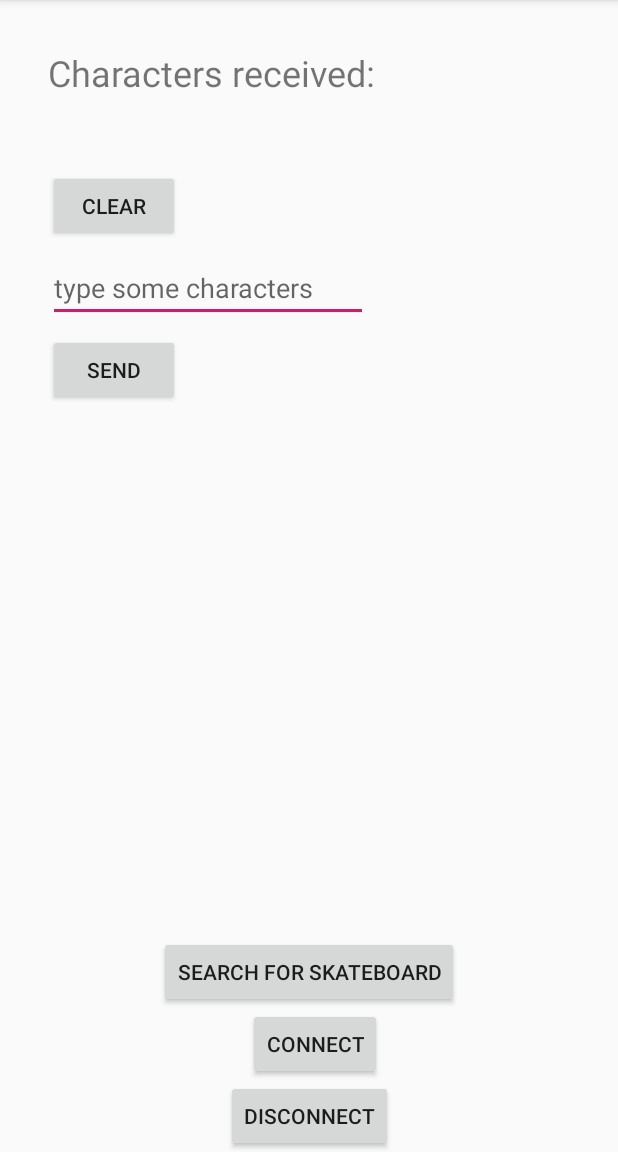
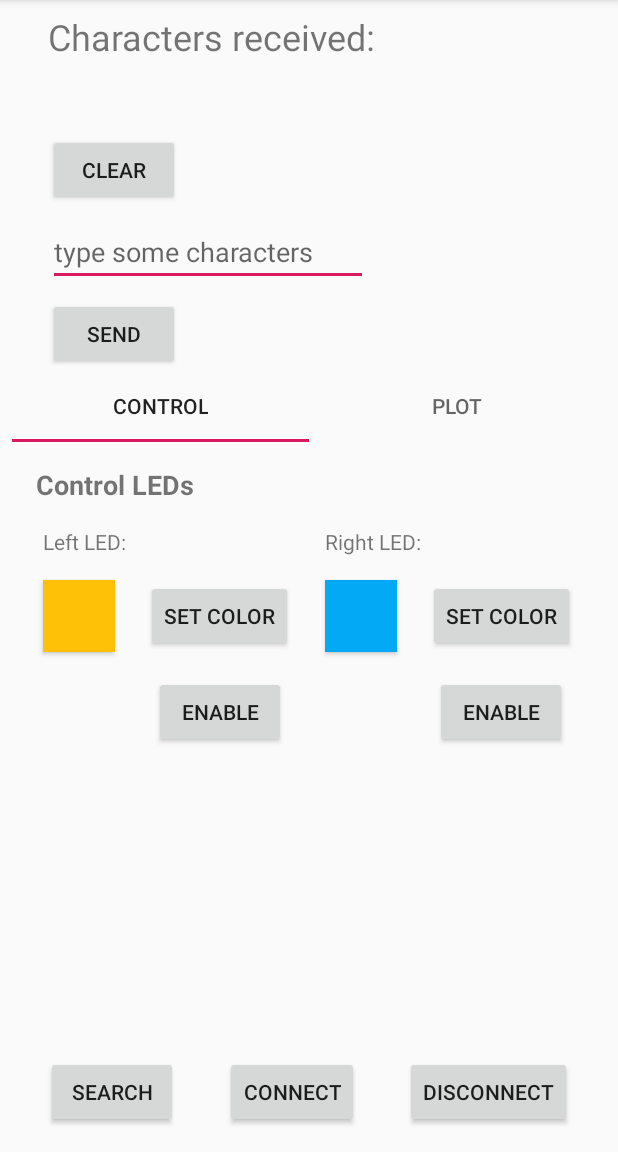
Before and after one commit to backup-isaac/saxboard, an Android app: the screen it shows after launch (MainActivity), on a phone screen of 412 x 824 dp, the part 84-1236 px from its top. Run offline under Robolectric (Android 15) with nearby library versions, the phone set to English and light mode, and no system bars; libraries missing offline, so code that uses them is left out: com.androidplot.xy, com.skydoves.colorpickerview; 4 statements that could not run were skipped.

Commit message:
some UI for app

```diff
--- /dev/null
+++ b/android/app/src/main/java/edu/gatech/saxboard/ControlFragment.kt
@@ -0,0 +1,78 @@
+package edu.gatech.saxboard
+
+import android.os.Bundle
+import androidx.fragment.app.Fragment
+import android.view.LayoutInflater
+import android.view.View
+import android.view.ViewGroup
+import android.widget.Button
+import com.skydoves.colorpickerview.ColorEnvelope
+import com.skydoves.colorpickerview.ColorPickerDialog
+import com.skydoves.colorpickerview.listeners.ColorEnvelopeListener
+import kotlinx.android.synthetic.main.fragment_control.*
+
+class ControlFragment : Fragment() {
+    private var leftLedsEnabled = false
+    private var rightLedsEnabled = false
+
+    override fun onCreateView(
+        inflater: LayoutInflater, container: ViewGroup?,
+        savedInstanceState: Bundle?
+    ): View? {
+        // Inflate the layout for this fragment
+        val view = inflater.inflate(R.layout.fragment_control, container, false)
+        val leftColorChooseButton = view.findViewById<Button>(R.id.leftColorSelectButton)
+        leftColorChooseButton.setOnClickListener {
+            ColorPickerDialog.Builder(view.context)
+                .setTitle("Left LED Color")
+                .setPositiveButton("Select", object: ColorEnvelopeListener {
+                    override fun onColorSelected(envelope: ColorEnvelope, fromUser: Boolean) {
+                        leftColorChooseButton.setBackgroundColor(envelope.color)
+                    }
+                }).setNegativeButton("Cancel") { di, _ ->
+                    di.dismiss()
+                }
+                .attachAlphaSlideBar(false)
+                .attachBrightnessSlideBar(true)
+                .show()
+        }
+        val leftLedEnableButton = view.findViewById<Button>(R.id.leftLedEnableButton)
+        leftLedEnableButton.setOnClickListener {
+            leftLedsEnabled = !leftLedsEnabled
+            leftLedEnableButton.text = if (leftLedsEnabled) {
+                "Disable"
+            } else {
+                "Enable"
+            }
+        }
+        val rightColorChooseButton = view.findViewById<Button>(R.id.rightColorSelectButton)
+        rightColorChooseButton.setOnClickListener {
+            ColorPickerDialog.Builder(view.context)
+                .setTitle("Right LED Color")
+                .setPositiveButton("Select", object: ColorEnvelopeListener {
+                    override fun onColorSelected(envelope: ColorEnvelope, fromUser: Boolean) {
+                        rightColorChooseButton.setBackgroundColor(envelope.color)
+                    }
+                }).setNegativeButton("Cancel") { di, _ ->
+                    di.dismiss()
+                }
+                .attachAlphaSlideBar(false)
+                .attachBrightnessSlideBar(true)
+                .show()
+        }
+        val rightLedEnableButton = view.findViewById<Button>(R.id.rightLedEnableButton)
+        rightLedEnableButton.setOnClickListener {
+            rightLedsEnabled = !rightLedsEnabled
+            rightLedEnableButton.text = if (rightLedsEnabled) {
+                "Disable"
+            } else {
+                "Enable"
+            }
+        }
+        return view
+    }
+
+    companion object {
+        const val TAG = "saxboardControlFragment"
+    }
+}
--- a/android/app/src/main/java/edu/gatech/saxboard/MainActivity.kt
+++ b/android/app/src/main/java/edu/gatech/saxboard/MainActivity.kt
@@ -14,6 +14,11 @@ import android.util.Log
 import android.widget.Button
 import android.widget.EditText
 import android.widget.TextView
+import androidx.fragment.app.Fragment
+import androidx.fragment.app.FragmentManager
+import androidx.fragment.app.FragmentPagerAdapter
+import androidx.viewpager.widget.ViewPager
+import com.google.android.material.tabs.TabLayout
 import java.io.IOException
 import java.io.OutputStream
 import java.nio.ByteBuffer
@@ -43,9 +48,18 @@ class MainActivity : AppCompatActivity() {
 
     private lateinit var receivedChars: TextView
 
+    private lateinit var viewPagerAdapter: ViewPagerAdapter
+    private lateinit var viewPager: ViewPager
+
     override fun onCreate(savedInstanceState: Bundle?) {
         super.onCreate(savedInstanceState)
         setContentView(R.layout.activity_main)
+        viewPagerAdapter = ViewPagerAdapter(supportFragmentManager)
+        viewPager = findViewById(R.id.viewPager)
+        viewPager.adapter = viewPagerAdapter
+        val tabLayout = findViewById<TabLayout>(R.id.tabLayout)
+        val viewPager = findViewById<ViewPager>(R.id.viewPager)
+        tabLayout.setupWithViewPager(viewPager)
         val searchButton = findViewById<Button>(R.id.searchButton)
         searchButton.setOnClickListener {
             if (bluetoothAdapter == null) {
@@ -253,6 +267,26 @@ class MainActivity : AppCompatActivity() {
             wbuf.getFloat(8)
         )
     }
+
+    class ViewPagerAdapter(fm: FragmentManager) : FragmentPagerAdapter(fm, BEHAVIOR_RESUME_ONLY_CURRENT_FRAGMENT) {
+        override fun getCount(): Int  = 2
+        override fun getItem(i: Int): Fragment {
+            return if (i == 0) {
+                ControlFragment()
+            } else {
+                PlotFragment()
+            }
+        }
+
+        override fun getPageTitle(position: Int): CharSequence {
+            return if (position == 0) {
+                "CONTROL"
+            } else {
+                "PLOT"
+            }
+        }
+    }
+
 }
 
 typealias ImuPacket = Triple<Float, Float, Float>
--- /dev/null
+++ b/android/app/src/main/java/edu/gatech/saxboard/PlotFragment.kt
@@ -0,0 +1,30 @@
+package edu.gatech.saxboard
+
+import android.graphics.Color
+import android.os.Bundle
+import android.view.LayoutInflater
+import android.view.View
+import android.view.ViewGroup
+import androidx.fragment.app.Fragment
+import com.androidplot.xy.*
+
+
+class PlotFragment : Fragment() {
+    override fun onCreateView(
+        inflater: LayoutInflater, container: ViewGroup?,
+        savedInstanceState: Bundle?
+    ): View? {
+        // Inflate the layout for this fragment
+        val view = inflater.inflate(R.layout.fragment_plot, container, false)
+        val plot = view.findViewById<XYPlot>(R.id.accelerationPlot)
+
+        val series1Numbers = listOf(1, 4, 2, 8, 4, 16, 8, 32, 16, 69)
+
+        val series1: XYSeries = SimpleXYSeries(
+            series1Numbers, SimpleXYSeries.ArrayFormat.Y_VALS_ONLY, "Series1"
+        )
+        val series1Format = LineAndPointFormatter(Color.RED, Color.GREEN, Color.BLUE, null)
+        plot.addSeries(series1, series1Format)
+        return view
+    }
+}
--- a/android/app/src/main/res/layout/activity_main.xml
+++ b/android/app/src/main/res/layout/activity_main.xml
@@ -10,9 +10,10 @@
         android:id="@+id/searchButton"
         android:layout_width="wrap_content"
         android:layout_height="wrap_content"
-        android:text="Search for skateboard"
-        app:layout_constraintBottom_toTopOf="@+id/connectButton"
-        app:layout_constraintEnd_toEndOf="parent"
+        android:text="@android:string/search_go"
+        app:layout_constraintBottom_toBottomOf="@+id/connectButton"
+        app:layout_constraintEnd_toStartOf="@+id/connectButton"
+        app:layout_constraintHorizontal_bias="0.5"
         app:layout_constraintStart_toStartOf="parent" />
 
     <Button
@@ -20,26 +21,28 @@
         android:layout_width="wrap_content"
         android:layout_height="wrap_content"
         android:text="Connect"
-        app:layout_constraintBottom_toTopOf="@+id/disconnectButton"
-        app:layout_constraintEnd_toEndOf="parent"
-        app:layout_constraintHorizontal_bias="0.512"
-        app:layout_constraintStart_toStartOf="parent" />
+        app:layout_constraintBottom_toBottomOf="@+id/disconnectButton"
+        app:layout_constraintEnd_toStartOf="@+id/disconnectButton"
+        app:layout_constraintHorizontal_bias="0.5"
+        app:layout_constraintStart_toEndOf="@+id/searchButton" />
 
     <Button
         android:id="@+id/disconnectButton"
         android:layout_width="wrap_content"
         android:layout_height="wrap_content"
+        android:layout_marginBottom="16dp"
         android:text="Disconnect"
         app:layout_constraintBottom_toBottomOf="parent"
         app:layout_constraintEnd_toEndOf="parent"
-        app:layout_constraintStart_toStartOf="parent" />
+        app:layout_constraintHorizontal_bias="0.5"
+        app:layout_constraintStart_toEndOf="@+id/connectButton" />
 
     <TextView
         android:id="@+id/textView2"
         android:layout_width="wrap_content"
         android:layout_height="wrap_content"
         android:layout_marginStart="32dp"
-        android:layout_marginTop="32dp"
+        android:layout_marginTop="8dp"
         android:text="Characters received:"
         android:textSize="24sp"
         app:layout_constraintStart_toStartOf="parent"
@@ -50,7 +53,7 @@
         android:layout_width="wrap_content"
         android:layout_height="0dp"
         android:layout_marginTop="8dp"
-        android:maxLines="8"
+        android:maxLines="2"
         android:textSize="24sp"
         app:layout_constraintStart_toStartOf="@+id/textView2"
         app:layout_constraintTop_toBottomOf="@+id/textView2" />
@@ -84,4 +87,50 @@
         app:layout_constraintStart_toStartOf="@+id/clearButton"
         app:layout_constraintTop_toBottomOf="@+id/clearButton" />
 
+    <com.google.android.material.tabs.TabLayout
+        android:id="@+id/tabLayout"
+        android:layout_width="match_parent"
+        android:layout_height="wrap_content"
+        android:layout_marginStart="8dp"
+        android:layout_marginEnd="8dp"
+        app:layout_constraintEnd_toEndOf="parent"
+        app:layout_constraintStart_toStartOf="parent"
+        app:layout_constraintTop_toBottomOf="@+id/writeButton">
+
+        <com.google.android.material.tabs.TabItem
+            android:layout_width="wrap_content"
+            android:layout_height="wrap_content"
+            android:text="CONTROLS" />
+
+        <com.google.android.material.tabs.TabItem
+            android:layout_width="wrap_content"
+            android:layout_height="wrap_content"
+            android:text="DATA" />
+
+    </com.google.android.material.tabs.TabLayout>
+
+    <androidx.viewpager.widget.ViewPager
+        android:id="@+id/viewPager"
+        android:layout_width="0dp"
+        android:layout_height="0dp"
+        android:layout_marginBottom="8dp"
+        app:layout_constraintBottom_toTopOf="@+id/connectButton"
+        app:layout_constraintEnd_toEndOf="@+id/tabLayout"
+        app:layout_constraintHorizontal_bias="0.0"
+        app:layout_constraintStart_toStartOf="@+id/tabLayout"
+        app:layout_constraintTop_toBottomOf="@+id/tabLayout">
+
+        <fragment
+            android:id="@+id/fragment2"
+            android:name="edu.gatech.saxboard.ControlFragment"
+            android:layout_width="wrap_content"
+            android:layout_height="wrap_content" />
+
+        <fragment
+            android:id="@+id/plotFragment"
+            android:name="edu.gatech.saxboard.PlotFragment"
+            android:layout_width="wrap_content"
+            android:layout_height="wrap_content" />
+    </androidx.viewpager.widget.ViewPager>
+
 </androidx.constraintlayout.widget.ConstraintLayout>
--- /dev/null
+++ b/android/app/src/main/res/layout/fragment_control.xml
@@ -0,0 +1,105 @@
+<?xml version="1.0" encoding="utf-8"?>
+<androidx.constraintlayout.widget.ConstraintLayout xmlns:android="http://schemas.android.com/apk/res/android"
+    xmlns:app="http://schemas.android.com/apk/res-auto"
+    xmlns:tools="http://schemas.android.com/tools"
+    android:id="@+id/constraintLayout"
+    android:layout_width="match_parent"
+    android:layout_height="match_parent"
+    tools:context=".ControlFragment">
+
+    <!-- TODO: Update blank fragment layout -->
+    <TextView
+        android:id="@+id/textView3"
+        android:layout_width="wrap_content"
+        android:layout_height="wrap_content"
+        android:layout_marginStart="16dp"
+        android:layout_marginTop="16dp"
+        android:text="Control LEDs"
+        android:textSize="18sp"
+        android:textStyle="bold"
+        app:layout_constraintStart_toStartOf="parent"
+        app:layout_constraintTop_toTopOf="parent" />
+
+    <Button
+        android:id="@+id/button"
+        android:layout_width="wrap_content"
+        android:layout_height="wrap_content"
+        android:minWidth="48dip"
+        android:text="set color"
+        app:layout_constraintEnd_toStartOf="@+id/rightColorSelectButton"
+        app:layout_constraintHorizontal_bias="0.5"
+        app:layout_constraintStart_toEndOf="@+id/leftColorSelectButton"
+        app:layout_constraintTop_toTopOf="@+id/leftColorSelectButton" />
+
+    <Button
+        android:id="@+id/button7"
+        android:layout_width="wrap_content"
+        android:layout_height="wrap_content"
+        android:minWidth="48dip"
+        android:text="set color"
+        app:layout_constraintEnd_toEndOf="parent"
+        app:layout_constraintHorizontal_bias="0.5"
+        app:layout_constraintStart_toEndOf="@+id/rightColorSelectButton"
+        app:layout_constraintTop_toTopOf="@+id/leftColorSelectButton" />
+
+    <Button
+        android:id="@+id/leftColorSelectButton"
+        android:layout_width="wrap_content"
+        android:layout_height="wrap_content"
+        android:layout_marginTop="16dp"
+        android:background="#FFC107"
+        android:minWidth="48dip"
+        app:layout_constraintEnd_toStartOf="@+id/button"
+        app:layout_constraintHorizontal_bias="0.5"
+        app:layout_constraintStart_toStartOf="parent"
+        app:layout_constraintTop_toBottomOf="@+id/textView4" />
+
+    <Button
+        android:id="@+id/rightColorSelectButton"
+        android:layout_width="wrap_content"
+        android:layout_height="wrap_content"
+        android:background="#03A9F4"
+        android:minWidth="48dip"
+        app:layout_constraintEnd_toStartOf="@+id/button7"
+        app:layout_constraintHorizontal_bias="0.5"
+        app:layout_constraintStart_toEndOf="@+id/button"
+        app:layout_constraintTop_toTopOf="@+id/leftColorSelectButton" />
+
+    <TextView
+        android:id="@+id/textView4"
+        android:layout_width="wrap_content"
+        android:layout_height="wrap_content"
+        android:layout_marginTop="16dp"
+        android:text="Left LED:"
+        app:layout_constraintStart_toStartOf="@+id/leftColorSelectButton"
+        app:layout_constraintTop_toBottomOf="@+id/textView3" />
+
+    <TextView
+        android:id="@+id/textView6"
+        android:layout_width="wrap_content"
+        android:layout_height="wrap_content"
+        android:text="Right LED:"
+        app:layout_constraintStart_toStartOf="@+id/rightColorSelectButton"
+        app:layout_constraintTop_toTopOf="@+id/textView4" />
+
+    <Button
+        android:id="@+id/leftLedEnableButton"
+        android:layout_width="wrap_content"
+        android:layout_height="wrap_content"
+        android:layout_marginTop="16dp"
+        android:text="enable"
+        app:layout_constraintEnd_toEndOf="@+id/button"
+        app:layout_constraintStart_toStartOf="@+id/button"
+        app:layout_constraintTop_toBottomOf="@+id/button" />
+
+    <Button
+        android:id="@+id/rightLedEnableButton"
+        android:layout_width="wrap_content"
+        android:layout_height="wrap_content"
+        android:layout_marginTop="16dp"
+        android:text="enable"
+        app:layout_constraintEnd_toEndOf="@+id/button7"
+        app:layout_constraintStart_toStartOf="@+id/button7"
+        app:layout_constraintTop_toBottomOf="@+id/button7" />
+
+</androidx.constraintlayout.widget.ConstraintLayout>
--- /dev/null
+++ b/android/app/src/main/res/layout/fragment_plot.xml
@@ -0,0 +1,29 @@
+<?xml version="1.0" encoding="utf-8"?>
+<androidx.constraintlayout.widget.ConstraintLayout xmlns:android="http://schemas.android.com/apk/res/android"
+    xmlns:app="http://schemas.android.com/apk/res-auto"
+    xmlns:tools="http://schemas.android.com/tools"
+    android:id="@+id/constraintLayout"
+    android:layout_width="match_parent"
+    android:layout_height="match_parent"
+    tools:context=".PlotFragment">
+
+    <com.androidplot.xy.XYPlot
+        style="@style/APDefacto.Dark"
+        android:id="@+id/accelerationPlot"
+        android:layout_width="fill_parent"
+        android:layout_height="fill_parent"
+        app:title="A Simple XY Plot"
+        app:rangeTitle="range"
+        app:domainTitle="domain"
+        app:lineLabels="left|bottom"
+        app:lineLabelRotationBottom="-45"
+        android:layout_marginTop="8dp"
+        android:layout_marginEnd="8dp"
+        android:layout_marginStart="8dp"
+        app:layout_constraintTop_toBottomOf="parent"
+
+        app:layout_constraintStart_toStartOf="parent"
+        app:layout_constraintEnd_toEndOf="parent"
+        />
+
+</androidx.constraintlayout.widget.ConstraintLayout>
--- a/android/app/src/main/res/values/strings.xml
+++ b/android/app/src/main/res/values/strings.xml
@@ -1,3 +1,6 @@
 <resources>
     <string name="app_name">Saxboard</string>
+
+    <!-- TODO: Remove or change this placeholder text -->
+    <string name="hello_blank_fragment">Hello blank fragment</string>
 </resources>
```
Also changed, not shown: android/app/build.gradle (+5 -4 lines).
